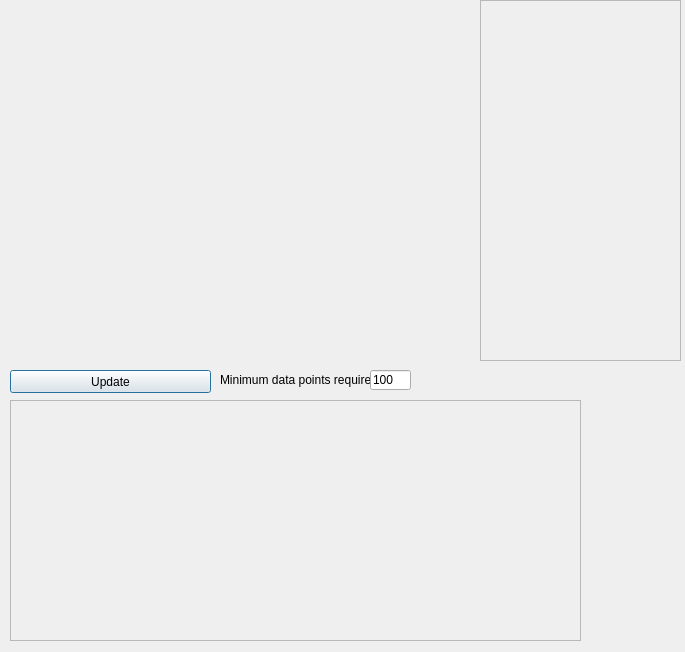
Old version of the form widgets/Run_analyse_base.ui in the repository axelande/geodatafarm3.
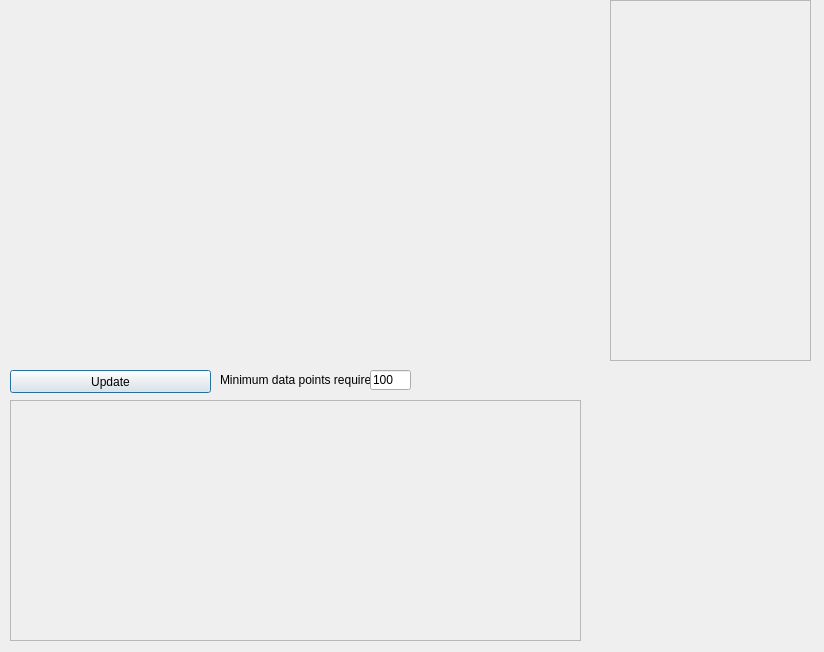
New version of the form.

Commit message: Fixed the analyse script and enlarged the plotting area in the ui file

```diff
--- a/widgets/Run_analyse_base.ui
+++ b/widgets/Run_analyse_base.ui
@@ -6,7 +6,7 @@
    <rect>
     <x>0</x>
     <y>0</y>
-    <width>685</width>
+    <width>824</width>
     <height>652</height>
    </rect>
   </property>
@@ -27,7 +27,7 @@
     <rect>
      <x>10</x>
      <y>0</y>
-     <width>461</width>
+     <width>591</width>
      <height>361</height>
     </rect>
    </property>
@@ -97,7 +97,7 @@
   <widget class="QScrollArea" name="groupBoxConstraints">
    <property name="geometry">
     <rect>
-     <x>480</x>
+     <x>610</x>
      <y>0</y>
      <width>201</width>
      <height>361</height>
```
The commit also changes 1 other file.
